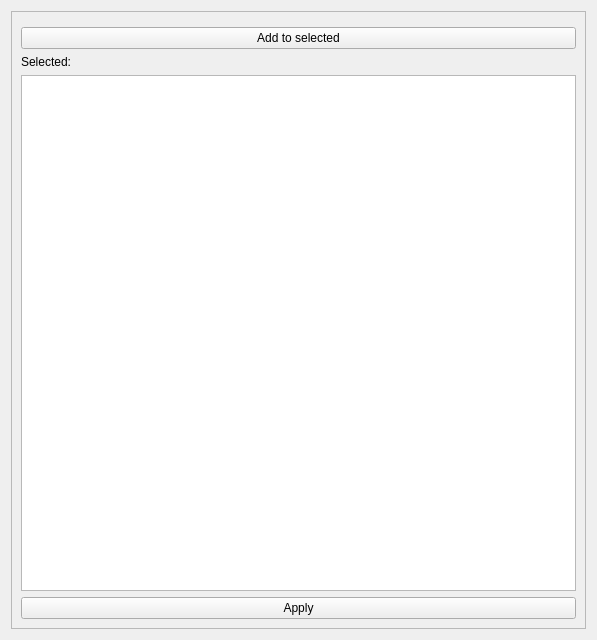
Old version of the form ui/treeselector.ui in the repository viur-framework/viur-admin.
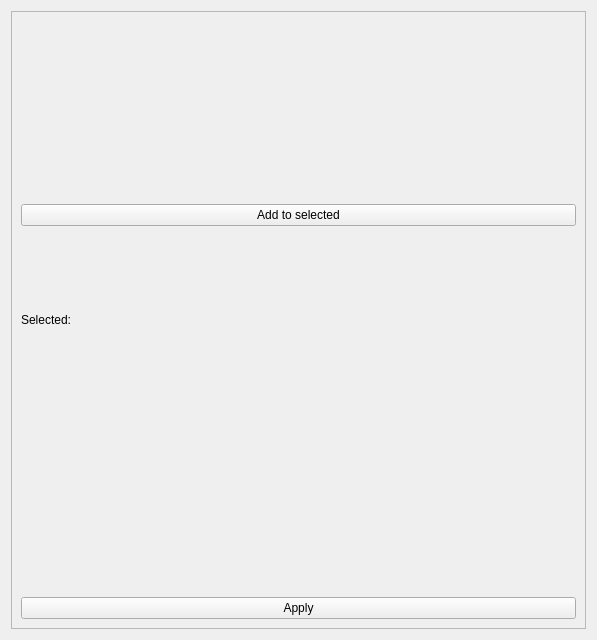
New version of the form. Icons and pictures are not drawn.

```diff
--- a/ui/treeselector.ui
+++ b/ui/treeselector.ui
@@ -51,11 +51,7 @@
         </widget>
        </item>
        <item>
-        <widget class="QListWidget" name="listSelected">
-         <property name="selectionMode">
-          <enum>QAbstractItemView::MultiSelection</enum>
-         </property>
-        </widget>
+        <widget class="QWidget" name="listSelected" native="true"/>
        </item>
        <item>
         <widget class="QPushButton" name="btnSelect">
```
